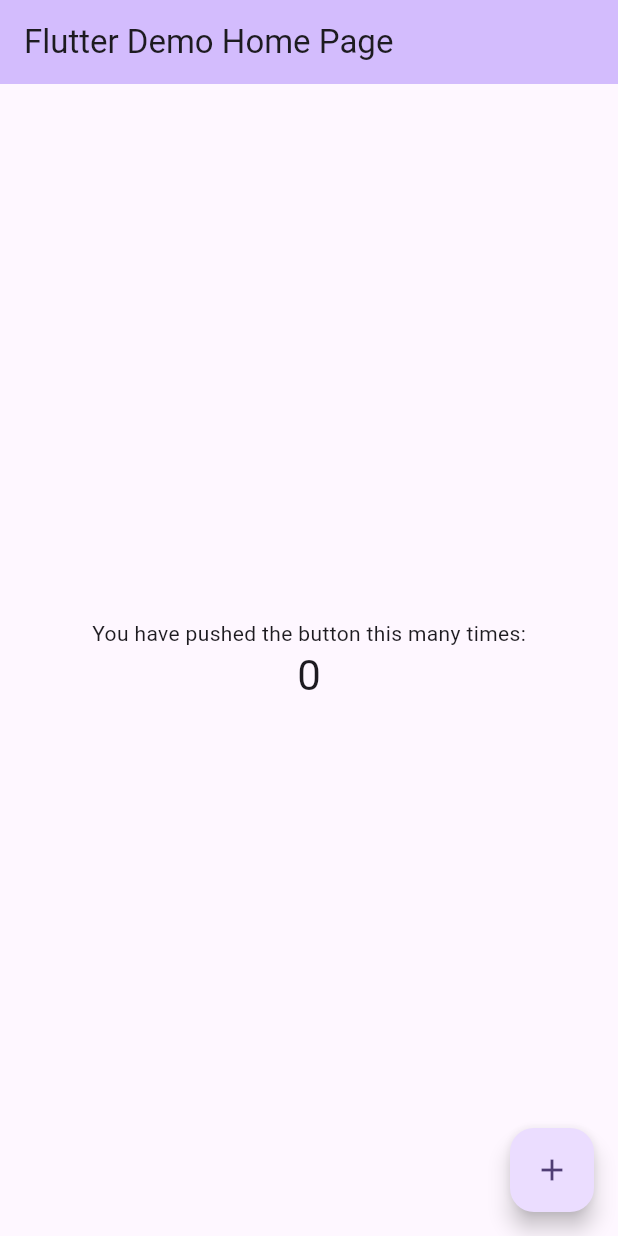
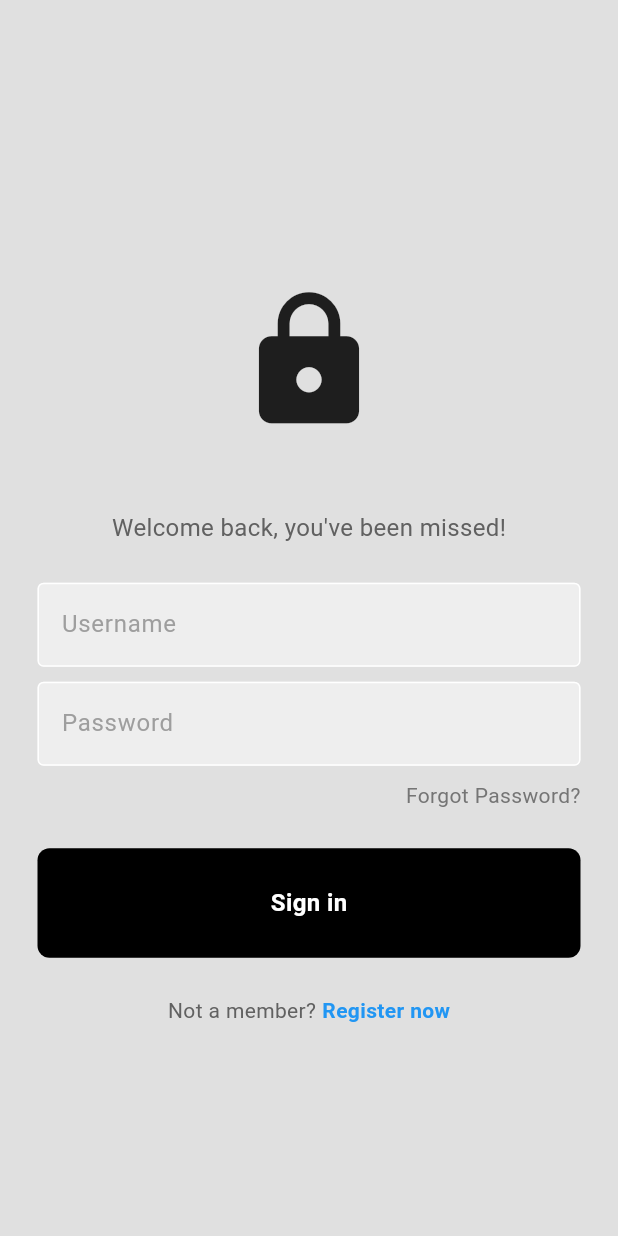
Before and after one commit to Kmontajas/Front-end-G6, a Flutter app: the screen it shows after launch, on a phone screen of 412 x 824 dp. Run offline on Flutter 3.47's test engine with Material 3 defaults, Android fonts, the phone set to English and light mode, and no system bars.

Commit message:
Login UI added

```diff
--- /dev/null
+++ b/lib/components/my_button.dart
@@ -0,0 +1,34 @@
+import 'package:flutter/material.dart';
+
+class MyButton extends StatelessWidget {
+
+  final Function()? onTap;
+  const MyButton({super.key, required this.onTap});
+
+  @override
+  Widget build(BuildContext context) {
+    return GestureDetector(
+      onTap: onTap,
+
+
+      child: Container(
+        padding: const EdgeInsets.all(25),
+        margin: const EdgeInsets.symmetric(horizontal: 25),
+        decoration: BoxDecoration(
+          color: Colors.black,
+          borderRadius: BorderRadius.circular(8),
+        ),
+        child: Center(
+          child: Text(
+            "Sign in",
+            style: TextStyle(
+              color: Colors.white,
+              fontWeight: FontWeight.bold,
+              fontSize: 16,
+            ),
+          ),
+        ),
+      ),
+    );
+  }
+}
--- /dev/null
+++ b/lib/components/my_textfield.dart
@@ -0,0 +1,36 @@
+import 'package:flutter/material.dart';
+
+class MyTextField extends StatelessWidget {
+  final controller;
+  final String hintText;
+  final bool obscureText;
+
+  const MyTextField({
+    super.key,
+    required this.controller,
+    required this.hintText,
+    required this.obscureText,
+    });
+
+  @override
+  Widget build(BuildContext context) {
+    return Padding(
+      padding: const EdgeInsets.symmetric(horizontal: 25.0),
+      child: TextField(
+        controller: controller,
+        obscureText: obscureText,
+        decoration: InputDecoration(
+          enabledBorder: const OutlineInputBorder(
+            borderSide: BorderSide(color: Colors.white),
+          ),
+          focusedBorder: OutlineInputBorder(
+            borderSide: BorderSide(color: Colors.grey.shade200),
+          ),
+          fillColor: Colors.grey.shade200,
+          filled: true,
+          hintText: hintText,
+          hintStyle: TextStyle(color: Colors.grey[500])),
+      ),
+    );
+  }
+}
--- a/lib/main.dart
+++ b/lib/main.dart
@@ -1,4 +1,5 @@
 import 'package:flutter/material.dart';
+import 'pages/login_page.dart';
 
 void main() {
   runApp(const MyApp());
@@ -7,116 +8,11 @@ void main() {
 class MyApp extends StatelessWidget {
   const MyApp({super.key});
 
-  // This widget is the root of your application.
   @override
   Widget build(BuildContext context) {
     return MaterialApp(
-      title: 'Flutter Demo',
-      theme: ThemeData(
-        // This is the theme of your application.
-        //
-        // TRY THIS: Try running your application with "flutter run". You'll see
-        // the application has a purple toolbar. Then, without quitting the app,
-        // try changing the seedColor in the colorScheme below to Colors.green
-        // and then invoke "hot reload" (save your changes or press the "hot
-        // reload" button in a Flutter-supported IDE, or press "r" if you used
-        // the command line to start the app).
-        //
-        // Notice that the counter didn't reset back to zero; the application
-        // state is not lost during the reload. To reset the state, use hot
-        // restart instead.
-        //
-        // This works for code too, not just values: Most code changes can be
-        // tested with just a hot reload.
-        colorScheme: ColorScheme.fromSeed(seedColor: Colors.deepPurple),
-      ),
-      home: const MyHomePage(title: 'Flutter Demo Home Page'),
+      debugShowCheckedModeBanner: false,
+      home: LoginPage(),
     );
   }
 }
-
-class MyHomePage extends StatefulWidget {
-  const MyHomePage({super.key, required this.title});
-
-  // This widget is the home page of your application. It is stateful, meaning
-  // that it has a State object (defined below) that contains fields that affect
-  // how it looks.
-
-  // This class is the configuration for the state. It holds the values (in this
-  // case the title) provided by the parent (in this case the App widget) and
-  // used by the build method of the State. Fields in a Widget subclass are
-  // always marked "final".
-
-  final String title;
-
-  @override
-  State<MyHomePage> createState() => _MyHomePageState();
-}
-
-class _MyHomePageState extends State<MyHomePage> {
-  int _counter = 0;
-
-  void _incrementCounter() {
-    setState(() {
-      // This call to setState tells the Flutter framework that something has
-      // changed in this State, which causes it to rerun the build method below
-      // so that the display can reflect the updated values. If we changed
-      // _counter without calling setState(), then the build method would not be
-      // called again, and so nothing would appear to happen.
-      _counter++;
-    });
-  }
-
-  @override
-  Widget build(BuildContext context) {
-    // This method is rerun every time setState is called, for instance as done
-    // by the _incrementCounter method above.
-    //
-    // The Flutter framework has been optimized to make rerunning build methods
-    // fast, so that you can just rebuild anything that needs updating rather
-    // than having to individually change instances of widgets.
-    return Scaffold(
-      appBar: AppBar(
-        // TRY THIS: Try changing the color here to a specific color (to
-        // Colors.amber, perhaps?) and trigger a hot reload to see the AppBar
-        // change color while the other colors stay the same.
-        backgroundColor: Theme.of(context).colorScheme.inversePrimary,
-        // Here we take the value from the MyHomePage object that was created by
-        // the App.build method, and use it to set our appbar title.
-        title: Text(widget.title),
-      ),
-      body: Center(
-        // Center is a layout widget. It takes a single child and positions it
-        // in the middle of the parent.
-        child: Column(
-          // Column is also a layout widget. It takes a list of children and
-          // arranges them vertically. By default, it sizes itself to fit its
-          // children horizontally, and tries to be as tall as its parent.
-          //
-          // Column has various properties to control how it sizes itself and
-          // how it positions its children. Here we use mainAxisAlignment to
-          // center the children vertically; the main axis here is the vertical
-          // axis because Columns are vertical (the cross axis would be
-          // horizontal).
-          //
-          // TRY THIS: Invoke "debug painting" (choose the "Toggle Debug Paint"
-          // action in the IDE, or press "p" in the console), to see the
-          // wireframe for each widget.
-          mainAxisAlignment: MainAxisAlignment.center,
-          children: <Widget>[
-            const Text('You have pushed the button this many times:'),
-            Text(
-              '$_counter',
-              style: Theme.of(context).textTheme.headlineMedium,
-            ),
-          ],
-        ),
-      ),
-      floatingActionButton: FloatingActionButton(
-        onPressed: _incrementCounter,
-        tooltip: 'Increment',
-        child: const Icon(Icons.add),
-      ), // This trailing comma makes auto-formatting nicer for build methods.
-    );
-  }
-}
--- /dev/null
+++ b/lib/pages/login_page.dart
@@ -0,0 +1,108 @@
+import 'package:flutter/material.dart';
+import 'package:flutter_application_1/components/my_button.dart';
+import 'package:flutter_application_1/components/my_textfield.dart';
+
+class LoginPage extends StatelessWidget {
+  LoginPage({super.key});
+
+  //text editing controllers
+  final usernameController = TextEditingController();
+  final passwordController = TextEditingController();
+
+  //sign user in method
+  void signUserIn() {}
+
+  @override
+  Widget build(BuildContext context) {
+    return Scaffold(
+      backgroundColor: Colors.grey[300],
+      body: SafeArea(
+        child: Center(
+          child: Column(
+            mainAxisAlignment: MainAxisAlignment.center,
+            children: [
+              const SizedBox(height: 50),
+
+              //logo
+              Icon(
+                Icons.lock,
+                size: 100,
+              ),
+
+              const SizedBox(height: 50),
+
+              //welcome back text
+              Text(
+                'Welcome back, you\'ve been missed!',
+                style: TextStyle(
+                  color: Colors.grey[700],
+                  fontSize: 16,
+                ),
+              ),
+
+              const SizedBox(height: 25),
+
+              //username textfield
+              MyTextField(
+                controller: usernameController,
+                hintText: 'Username',
+                obscureText: false,
+              ),
+
+              const SizedBox(height: 10),
+
+              //password textfield
+              MyTextField(
+                controller: passwordController,
+                hintText: 'Password',
+                obscureText: true,
+              ),
+
+              const SizedBox(height: 10),
+
+              //forgot password?
+              Padding(
+                padding: const EdgeInsets.symmetric(horizontal: 25.0),
+                child: Row(
+                  mainAxisAlignment: MainAxisAlignment.end,
+                  children: [
+                    Text(
+                      'Forgot Password?',
+                      style: TextStyle(color: Colors.grey[600]),
+                    ),
+                  ],
+                ),
+              ),
+
+              const SizedBox(height: 25),
+              //sign in button
+              MyButton(
+                onTap: signUserIn,
+              ),
+
+              const SizedBox(height: 25),
+
+              //not a member? register now
+              Row(
+                mainAxisAlignment: MainAxisAlignment.center,
+                children: [
+                Text(
+                  'Not a member?',
+                  style: TextStyle(color: Colors.grey[700]),
+                ),
+                const SizedBox(width: 4),
+                const Text(
+                  'Register now',
+                  style: TextStyle(
+                    color: Colors.blue,
+                    fontWeight: FontWeight.bold,
+                  ),
+                ),
+              ],)
+            ],
+          ),
+        ),
+      ),
+    );
+  }
+}
```
Also changed, not shown: lib/pages/register.dart (added).
